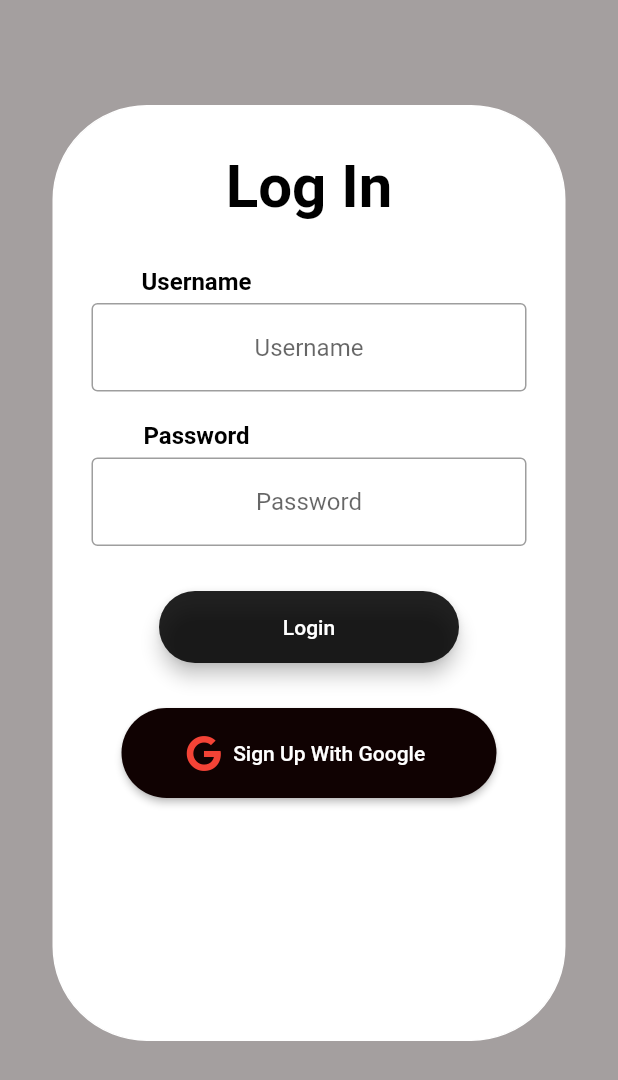
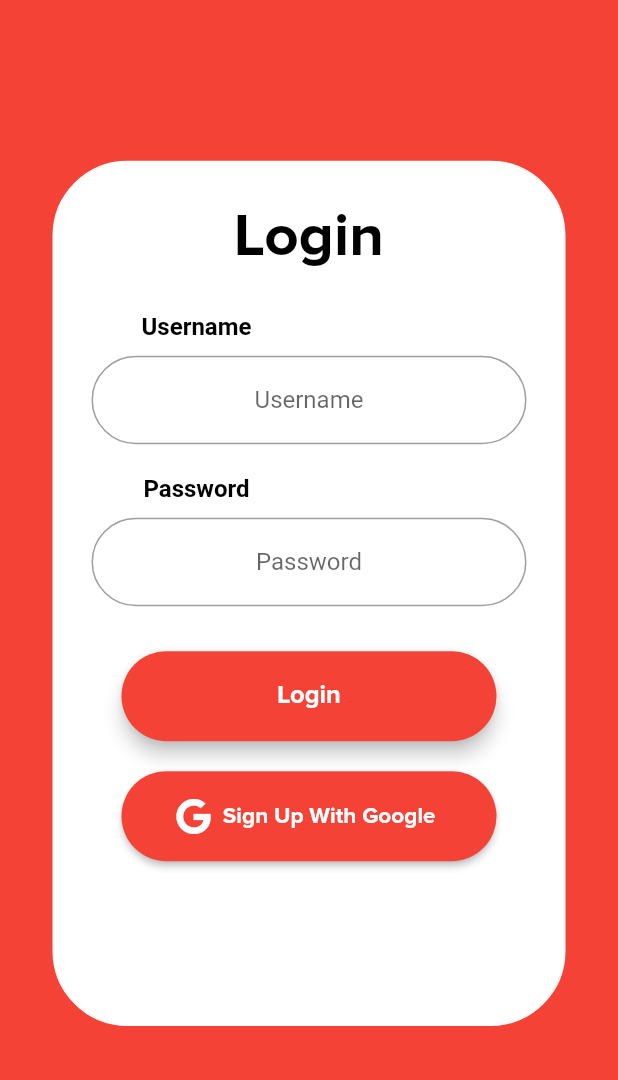
Before and after one commit to SachetAdhikari/VITConnects, a Flutter app: the screen it shows after launch, after a tap on "GET STARTED", on a phone screen of 412 x 824 dp. Shown: the top 1080 px of the screen. Run offline on Flutter 3.47's test engine with Material 2 defaults, Android fonts, the light colour scheme and no system bars; our stand-ins replace cloud_firestore, firebase_auth, firebase_core, font_awesome_flutter, get, google_sign_in; missing offline and left inert: draggable_fab; accounts and stored records are empty; network calls fail.

Commit message:
minor ui changes

```diff
--- a/vit_connects/lib/landingpage.dart
+++ b/vit_connects/lib/landingpage.dart
@@ -13,10 +13,12 @@ class LandingPage extends StatelessWidget {
         );
       },
       child: Container(
-        height: 80,
+        height: 60,
         decoration: BoxDecoration(
-            color: buttonc,
-            border: Border.all(),
+            color: Colors.white,
+            border: Border.all(
+              color: Colors.red,
+            ),
             borderRadius: const BorderRadius.all(Radius.circular(15))),
         margin: const EdgeInsets.symmetric(horizontal: 60),
         child: Row(
@@ -26,7 +28,7 @@ class LandingPage extends StatelessWidget {
               textt,
               textAlign: TextAlign.center,
               style: const TextStyle(
-                  fontSize: 28, color: Colors.white, fontFamily: 'Red Rose'),
+                  fontSize: 20, color: Colors.red, fontFamily: 'ProximaNova'),
             ),
           ],
         ),
@@ -38,22 +40,12 @@ class LandingPage extends StatelessWidget {
   Widget build(BuildContext context) {
     var size = MediaQuery.of(context).size;
     return Scaffold(
-      backgroundColor: bg,
+      backgroundColor: Colors.red,
       body: Column(
         children: [
           Container(
-            width: size.width,
-            height: size.height * 0.6265,
-            margin: EdgeInsets.fromLTRB(0, size.height * 0.3735, 0, 0),
-            decoration: BoxDecoration(
-              color: pc,
-              borderRadius: const BorderRadius.only(
-                topLeft: Radius.circular(60),
-                topRight: Radius.circular(60),
+            height: size.height * 0.30,
           ),
-            ),
-            child: Column(
-              children: [
           Align(
             alignment: Alignment.topLeft,
             child: Container(
@@ -69,7 +61,7 @@ class LandingPage extends StatelessWidget {
                             fontSize: 30,
                             fontWeight: FontWeight.bold,
                             color: Colors.white,
-                              ),
+                            fontFamily: "ProximaNova"),
                       ),
                       SizedBox(
                         height: 10,
@@ -80,7 +72,7 @@ class LandingPage extends StatelessWidget {
                             fontSize: 30,
                             fontWeight: FontWeight.bold,
                             color: Colors.white,
-                              ),
+                            fontFamily: "ProximaNova"),
                       ),
                       SizedBox(
                         height: 10,
@@ -91,7 +83,7 @@ class LandingPage extends StatelessWidget {
                             fontSize: 30,
                             fontWeight: FontWeight.bold,
                             color: Colors.white,
-                              ),
+                            fontFamily: "ProximaNova"),
                       ),
                     ],
                   ),
@@ -103,9 +95,6 @@ class LandingPage extends StatelessWidget {
           _button("GET STARTED", context),
         ],
       ),
-          ),
-        ],
-      ),
     );
   }
 }
--- a/vit_connects/lib/signinpage.dart
+++ b/vit_connects/lib/signinpage.dart
@@ -95,33 +95,35 @@ class _SignInPageState extends State<SignInPage> {
 
   @override
   Widget build(BuildContext context) {
+    var size = MediaQuery.of(context).size;
     return Scaffold(
-      backgroundColor: bg,
-      body: SingleChildScrollView(
-        child: Container(
-          height: MediaQuery.of(context).size.height,
-          child: Padding(
-            padding: const EdgeInsets.only(top: 70, bottom: 130, left: 35),
-            child: Container(
+      backgroundColor: Colors.red,
+      body: SafeArea(
+        child: SingleChildScrollView(
+          child: Column(
+            children: [
+              Container(height: size.height * 0.13),
+              Container(
                 width: MediaQuery.of(context).size.width - 70,
-              height: MediaQuery.of(context).size.height - 30,
+                height: MediaQuery.of(context).size.height * 0.70,
                 decoration: BoxDecoration(
                   color: Colors.white,
                   border: Border.all(color: Colors.white),
                   borderRadius: const BorderRadius.only(
-                  topLeft: Radius.circular(63.0),
-                  topRight: Radius.circular(63.0),
-                  bottomLeft: Radius.circular(63.0),
-                  bottomRight: Radius.circular(63.0),
+                    topLeft: Radius.circular(50.0),
+                    topRight: Radius.circular(50.0),
+                    bottomLeft: Radius.circular(50.0),
+                    bottomRight: Radius.circular(50.0),
                   ),
                 ),
                 child: Column(children: <Widget>[
                   const SizedBox(height: 30),
                   const Text(
-                  'Log In',
+                    'Login',
                     style: TextStyle(
                         color: Colors.black,
                         fontSize: 40.0,
+                        fontFamily: 'ProximaNova',
                         fontWeight: FontWeight.bold),
                   ),
                   const SizedBox(height: 20),
@@ -140,13 +142,21 @@ class _SignInPageState extends State<SignInPage> {
                             textAlign: TextAlign.start,
                           ),
                         ),
+
+                        const SizedBox(
+                          height: 5,
+                        ),
                         Padding(
                           padding: const EdgeInsets.only(
                               right: 25.0, left: 25.0, bottom: 20.0, top: 5.0),
                           child: TextFormField(
                             //validator: (val) => val.isEmpty ? 'Enter an Email' : null,
-                          decoration: const InputDecoration(
-                            border: OutlineInputBorder(),
+
+                            decoration: InputDecoration(
+                              border: OutlineInputBorder(
+                                borderRadius: BorderRadius.circular(30.0),
+                              ),
+
                               //labelText: 'Username',
                               hintText: 'Username',
                               //fillColor: cc,
@@ -171,6 +181,10 @@ class _SignInPageState extends State<SignInPage> {
                             textAlign: TextAlign.start,
                           ),
                         ),
+
+                        const SizedBox(
+                          height: 5,
+                        ),
                         Padding(
                           padding: const EdgeInsets.only(
                               right: 25.0, left: 25.0, bottom: 30.0, top: 5.0),
@@ -178,8 +192,10 @@ class _SignInPageState extends State<SignInPage> {
                             //validator: (val) =>
                             //  val.length < 8 ? 'Passcode must be 6+' : null,
                             obscureText: true,
-                          decoration: const InputDecoration(
-                            border: OutlineInputBorder(),
+                            decoration: InputDecoration(
+                              border: OutlineInputBorder(
+                                borderRadius: BorderRadius.circular(30.0),
+                              ),
                               //labelText: 'Password',
                               hintText: 'Password',
                             ),
@@ -190,7 +206,7 @@ class _SignInPageState extends State<SignInPage> {
                           ),
                         ),
                         Material(
-                        color: Colors.black87,
+                          color: Colors.red,
                           borderRadius:
                               const BorderRadius.all(Radius.circular(30.0)),
                           elevation: 5.0,
@@ -211,12 +227,14 @@ class _SignInPageState extends State<SignInPage> {
                                 print(e);
                               }
                             },
-                          minWidth: 200.0,
-                          height: 42.0,
-                          child: const Text(
-                            'Login',
-                            style: TextStyle(color: Colors.white),
-                          ),
+                            minWidth: 250.0,
+                            height: 60.0,
+                            child: const Text('Login',
+                                style: TextStyle(
+                                    color: Colors.white,
+                                    fontSize: 17,
+                                    fontFamily: "ProximaNova",
+                                    fontWeight: FontWeight.w600)),
                           ),
                         ),
                         // ElevatedButton.icon(
@@ -240,11 +258,11 @@ class _SignInPageState extends State<SignInPage> {
                         //   },
                         // ),
                         const SizedBox(
-                        height: 30,
+                          height: 20,
                         ),
                         ElevatedButton.icon(
                             style: ElevatedButton.styleFrom(
-                            primary: pc,
+                              primary: Colors.red,
                               onPrimary: Colors.white,
                               minimumSize: Size(250, 60),
                               shape: RoundedRectangleBorder(
@@ -253,13 +271,18 @@ class _SignInPageState extends State<SignInPage> {
                             ),
                             icon: const FaIcon(
                               FontAwesomeIcons.google,
-                            color: Colors.red,
+                              color: Colors.white,
                             ),
-                          label: const Text('Sign Up With Google'),
+                            label: const Text('Sign Up With Google',
+                                style: TextStyle(
+                                    fontSize: 15,
+                                    fontFamily: "ProximaNova",
+                                    fontWeight: FontWeight.w600)),
                             onPressed: () {
                               controller.login();
                               print('signup successfull');
-                            print(controller.googleAccount.value?.email ?? '');
+                              print(
+                                  controller.googleAccount.value?.email ?? '');
                               String emailz =
                                   controller.googleAccount.value?.email ?? '';
                               // String emailz='sachet.adhikari2019@vitstudent.ac.in';
@@ -286,6 +309,7 @@ class _SignInPageState extends State<SignInPage> {
                   ),
                 ]),
               ),
+            ],
           ),
         ),
       ),
```
Lines whose indentation alone changed are shown as unchanged.
